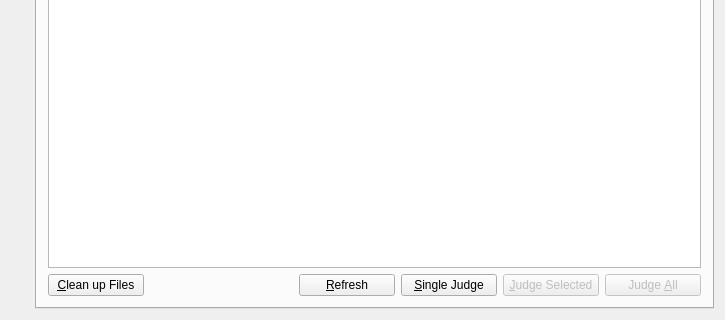
First picture: the form in forms_unix/lemon.ui, repository Project-LemonLime/Project_LemonLime, before the edit; both pictures show x 0 to 725 and y 190 to 510 of the 725 by 510 pixel window.
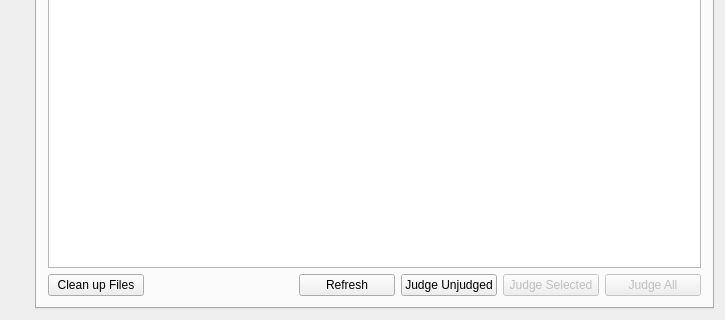
Second picture: the form after the edit. Icons and pictures are not drawn. Custom widgets are drawn as their Qt base class.

Diff of the .ui file:
```diff
--- a/forms_unix/lemon.ui
+++ b/forms_unix/lemon.ui
@@ -209,7 +209,7 @@
              </size>
             </property>
             <property name="text">
-             <string>&amp;Clean up Files</string>
+             <string>Clean up Files</string>
             </property>
            </widget>
           </item>
@@ -235,14 +235,14 @@
              </size>
             </property>
             <property name="text">
-             <string>&amp;Refresh</string>
+             <string>Refresh</string>
             </property>
            </widget>
           </item>
           <item>
            <widget class="QPushButton" name="judgeSingleTaskButton">
             <property name="sizePolicy">
-             <sizepolicy hsizetype="Fixed" vsizetype="Fixed">
+             <sizepolicy hsizetype="Minimum" vsizetype="Fixed">
               <horstretch>0</horstretch>
               <verstretch>0</verstretch>
              </sizepolicy>
@@ -254,7 +254,7 @@
              </size>
             </property>
             <property name="text">
-             <string>&amp;Single Judge</string>
+             <string>Judge Unjudged</string>
             </property>
            </widget>
           </item>
@@ -270,7 +270,7 @@
              </size>
             </property>
             <property name="text">
-             <string>&amp;Judge Selected</string>
+             <string>Judge Selected</string>
             </property>
            </widget>
           </item>
@@ -286,7 +286,7 @@
              </size>
             </property>
             <property name="text">
-             <string>Judge &amp;All</string>
+             <string>Judge All</string>
             </property>
            </widget>
           </item>
```
Left out of the diff: 23 changed lines with no effect on the pictures.
